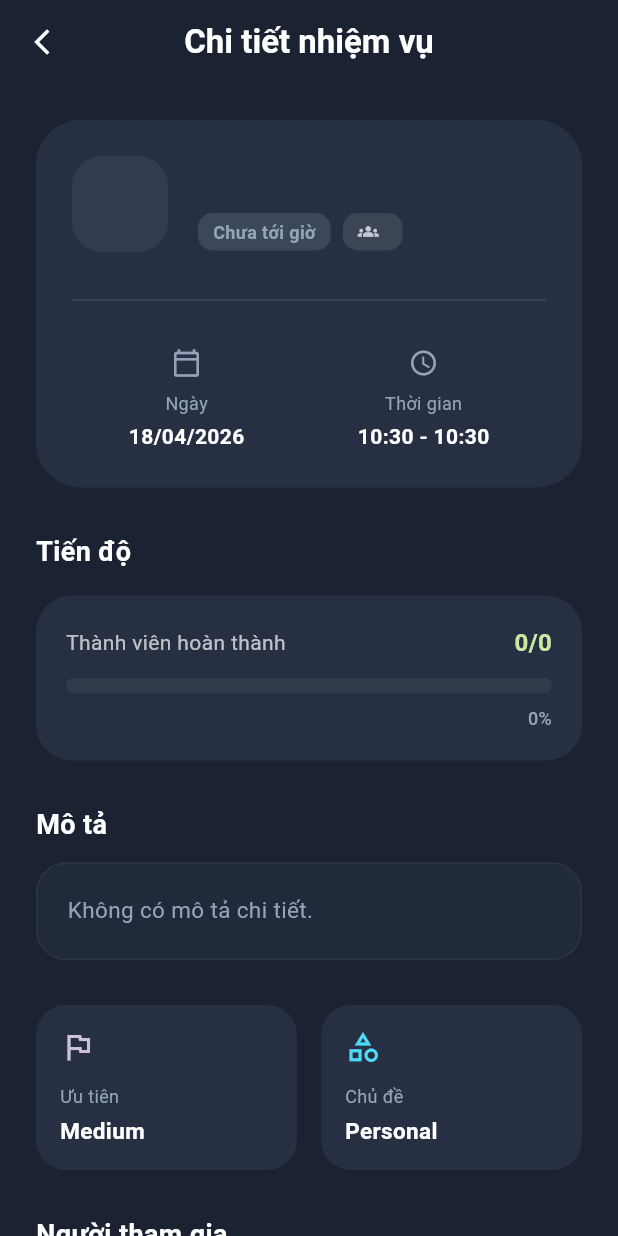
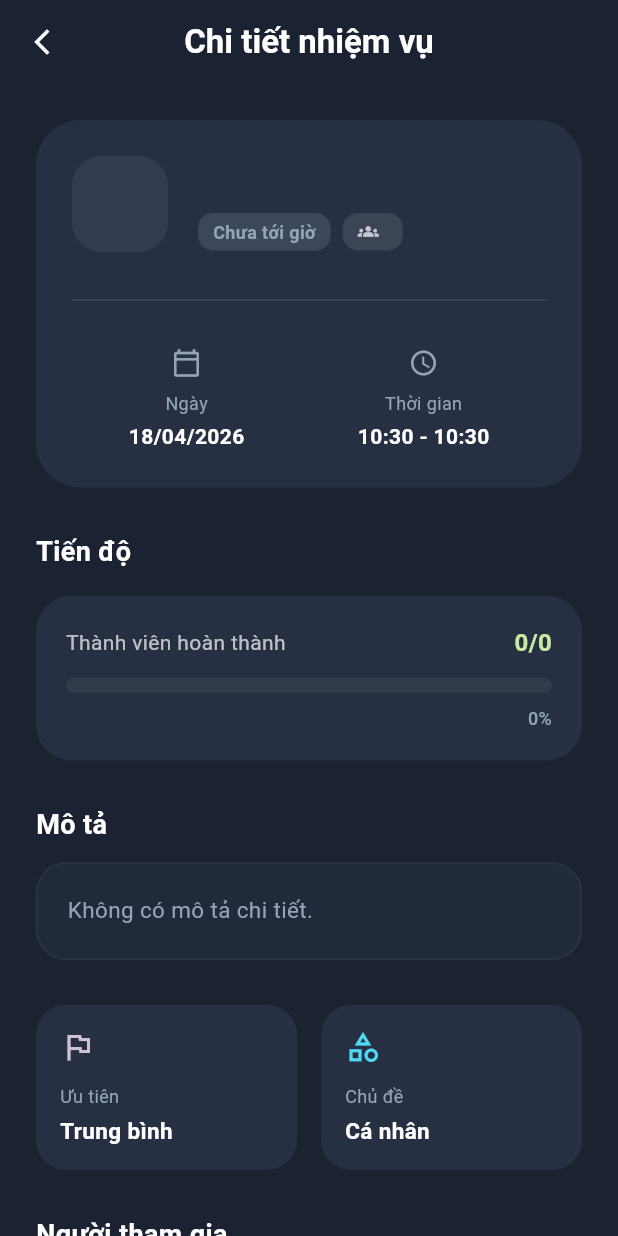
Before and after one commit to khuongdao2k4/Schedule_App, a Flutter app: the TaskDetailPage screen opened directly with empty values, on a phone screen of 412 x 824 dp. Run offline on Flutter 3.47's test engine with Material 3 defaults, Android fonts, the phone set to English and light mode, and no system bars; our stand-ins replace cloud_firestore, firebase_auth, firebase_core, flutter_local_notifications, google_sign_in, shared_preferences and 2 more; accounts and stored records are empty.

Commit message:
Sửa lỗi ngôn ngữ

```diff
--- a/lib/badges_page.dart
+++ b/lib/badges_page.dart
@@ -155,7 +155,7 @@ class _BadgesPageState extends State<BadgesPage> {
                       padding: const EdgeInsets.all(4),
                       decoration: BoxDecoration(
                         shape: BoxShape.circle,
-                        border: Border.all(accentColor, width: 2.5),
+                        border: Border.all(color: accentColor, width: 2.5),
                       ),
                       child: CircleAvatar(
                         radius: 50,
--- a/lib/task_detail_page.dart
+++ b/lib/task_detail_page.dart
@@ -17,6 +17,29 @@ const kTextSoft = Color(0xFF94A3B8);
 class TaskDetailPage extends StatelessWidget {
   final Task task;
   const TaskDetailPage({super.key, required this.task});
+
+  String _translatePriority(String priority) {
+    switch (priority) {
+      case 'High': return 'Cao';
+      case 'Medium': return 'Trung bình';
+      case 'Low': return 'Thấp';
+      default: return priority;
+    }
+  }
+
+  String _translateCategory(String category) {
+    switch (category) {
+      case 'Work': return 'Công việc';
+      case 'Study': return 'Học tập';
+      case 'Personal': return 'Cá nhân';
+      case 'Health': return 'Sức khỏe';
+      case 'Entertainment': return 'Giải trí';
+      case 'Self-Improvement': return 'Phát triển bản thân';
+      case 'Finance': return 'Tài chính';
+      case 'Other': return 'Khác';
+      default: return category;
+    }
+  }
 
   @override
   Widget build(BuildContext context) {
@@ -165,9 +188,9 @@ class TaskDetailPage extends StatelessWidget {
             // Chi tiết khác
             Row(
               children: [
-                Expanded(child: _buildDetailTile("Ưu tiên", task.priority, Icons.flag_outlined, kPriority3Color)),
+                Expanded(child: _buildDetailTile("Ưu tiên", _translatePriority(task.priority), Icons.flag_outlined, kPriority3Color)),
                 const SizedBox(width: 16),
-                Expanded(child: _buildDetailTile("Chủ đề", task.category, Icons.category_outlined, kPriority2Color)),
+                Expanded(child: _buildDetailTile("Chủ đề", _translateCategory(task.category), Icons.category_outlined, kPriority2Color)),
               ],
             ),
             const SizedBox(height: 30),
```
Also changed, not shown: lib/user_profile_page.dart (+9 -11 lines).
